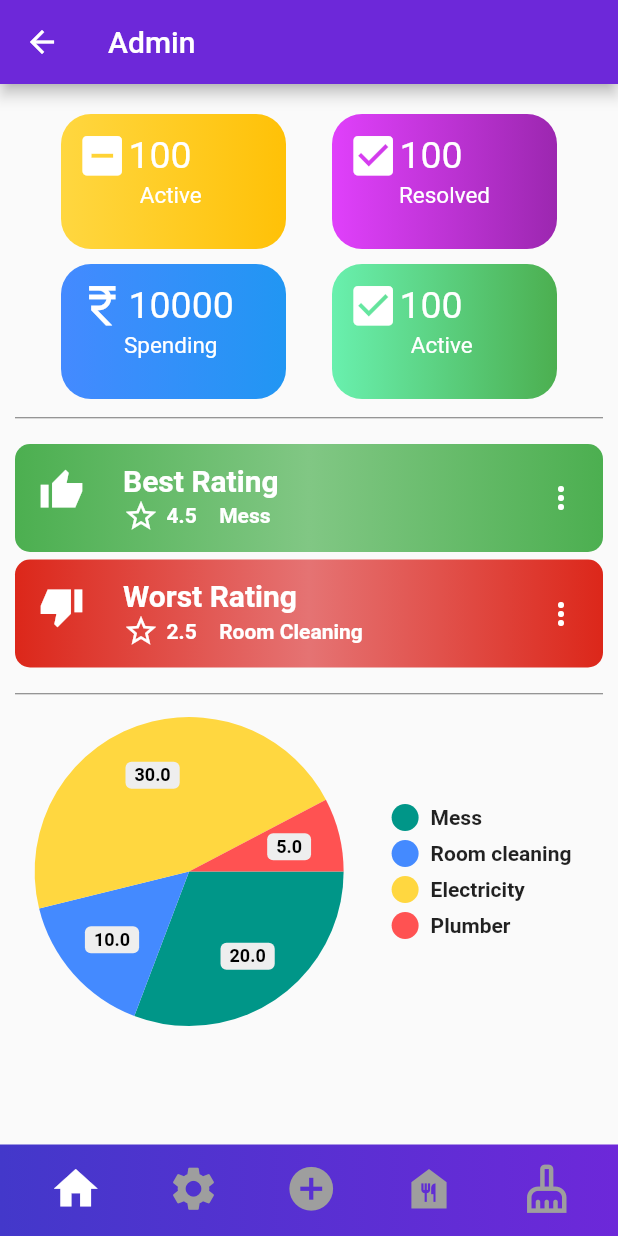
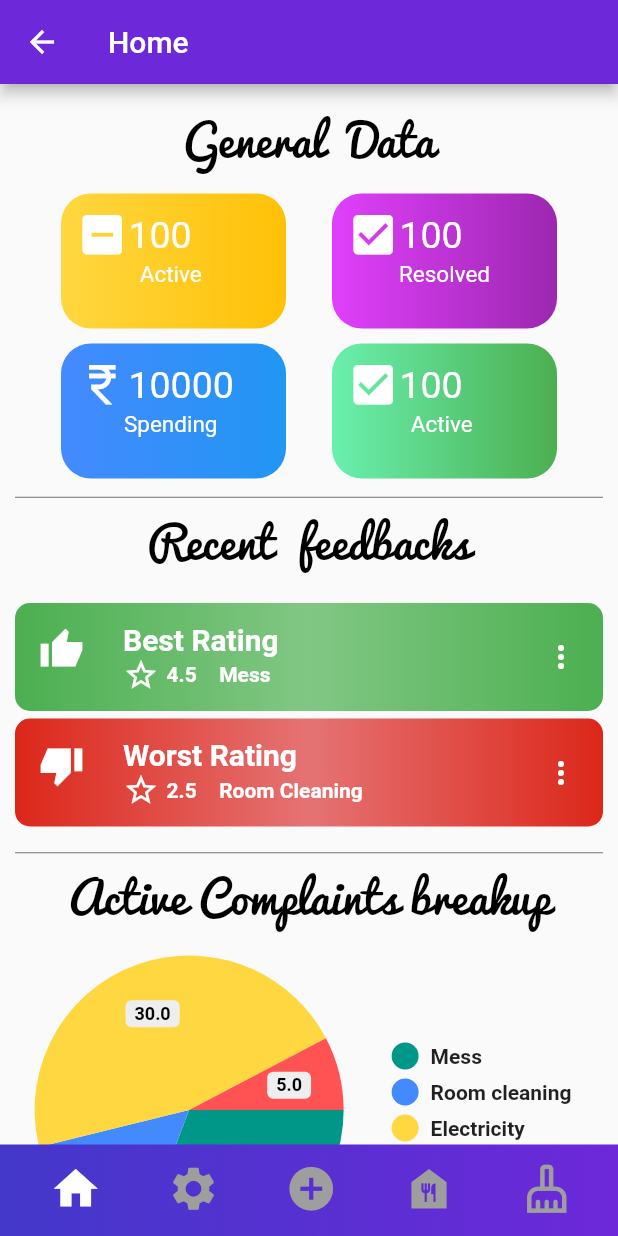
Before and after one commit to samarth1345/jzClean, a Flutter app: the admin screen opened by its route, on a phone screen of 412 x 824 dp. Run offline on Flutter 3.47's test engine with Material 2 defaults, Android fonts, the phone set to English and light mode, and no system bars; drawn by our look-alikes of pie_chart; our stand-ins replace dropdown_button2, flutter_easyloading, fluttertoast, shared_preferences; missing offline and left inert: reviews_slider; accounts and stored records are empty.

Commit message:
working on admin page

```diff
--- a/lib/screens/admin_folder/admin.dart
+++ b/lib/screens/admin_folder/admin.dart
@@ -13,12 +13,21 @@ class admin extends StatefulWidget {
 class _adminState extends State<admin> {
   PageController _myPage = PageController(initialPage: 0);
   List<bool> arr = [true, false, false, false, false];
+  List<String> appbar = [
+    'Home',
+    'Maintainence',
+    'Add Staff',
+    'Mess',
+    'Cleaning'
+  ];
   int prev_index = 0;
+  String apptitle = 'Home';
   void onTap(int idx) {
     setState(() {
       arr[prev_index] = false;
       arr[idx] = true;
       prev_index = idx;
+      apptitle = appbar[idx];
       _myPage.jumpToPage(idx);
     });
   }
@@ -27,7 +36,7 @@ class _adminState extends State<admin> {
   Widget build(BuildContext context) {
     return Scaffold(
       appBar: AppBar(
-        title: Text('Admin '),
+        title: Text(apptitle),
         backgroundColor: Color(0xff6D28D9),
       ),
       bottomNavigationBar: Container(
--- a/lib/screens/admin_folder/widgets/homepage.dart
+++ b/lib/screens/admin_folder/widgets/homepage.dart
@@ -131,8 +131,21 @@ class _homepageState extends State<homepage> {
       child: Container(
         padding: EdgeInsets.all(10),
         child: Column(children: [
-          Column(
+          Container(
+            child: Column(
               children: [
+                Container(
+                  child: RichText(
+                    text: new TextSpan(children: <TextSpan>[
+                      new TextSpan(
+                          text: 'General  Data',
+                          style: TextStyle(
+                              fontSize: 30,
+                              color: Colors.black,
+                              fontFamily: 'Pacifico')),
+                    ]),
+                  ),
+                ),
                 Container(
                   width: double.maxFinite,
                   child: Row(
@@ -173,12 +186,25 @@ class _homepageState extends State<homepage> {
                 )
               ],
             ),
+          ),
           SizedBox(
             height: 10,
           ),
           Divider(
             height: 5,
             color: Colors.black54,
+          ),
+          Container(
+            child: RichText(
+              text: new TextSpan(children: <TextSpan>[
+                new TextSpan(
+                    text: 'Recent  feedbacks',
+                    style: TextStyle(
+                        fontSize: 30,
+                        color: Colors.black,
+                        fontFamily: 'Pacifico')),
+              ]),
+            ),
           ),
           SizedBox(
             height: 15,
@@ -202,6 +228,18 @@ class _homepageState extends State<homepage> {
             height: 5,
             color: Colors.black54,
           ),
+          Container(
+            child: RichText(
+              text: new TextSpan(children: <TextSpan>[
+                new TextSpan(
+                    text: 'Active Complaints breakup',
+                    style: TextStyle(
+                        fontSize: 30,
+                        color: Colors.black,
+                        fontFamily: 'Pacifico')),
+              ]),
+            ),
+          ),
           SizedBox(
             height: 5,
           ),
```
Also changed, not shown: lib/screens/admin_folder/widgets/Add_staff.dart (+34 -21 lines). Lines whose indentation alone changed are shown as unchanged.
